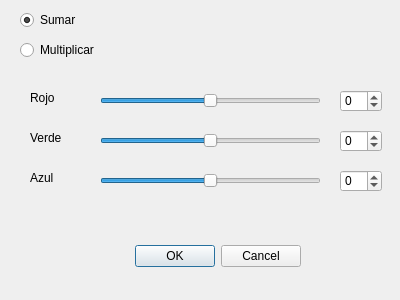
AntonioMrtz/PhotoshopIG, file QFotoPaint5/ajuste_rojo_verde_azul.ui: the form before one commit.
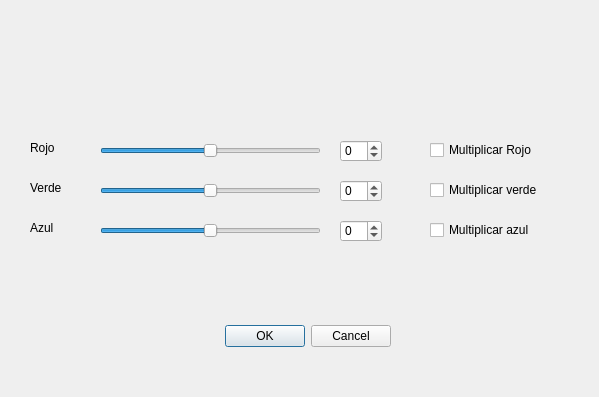
The form after the commit.

Commit message: ajuste verde_rojo_azul multiplicar/sumar para cada canal

```diff
--- a/QFotoPaint5/ajuste_rojo_verde_azul.ui
+++ b/QFotoPaint5/ajuste_rojo_verde_azul.ui
@@ -6,8 +6,8 @@
    <rect>
     <x>0</x>
     <y>0</y>
-    <width>400</width>
-    <height>300</height>
+    <width>599</width>
+    <height>397</height>
    </rect>
   </property>
   <property name="windowTitle">
@@ -16,8 +16,8 @@
   <widget class="QDialogButtonBox" name="buttonBox">
    <property name="geometry">
     <rect>
-     <x>-40</x>
-     <y>240</y>
+     <x>50</x>
+     <y>320</y>
      <width>341</width>
      <height>32</height>
     </rect>
@@ -29,43 +29,11 @@
     <set>QDialogButtonBox::Cancel|QDialogButtonBox::Ok</set>
    </property>
   </widget>
-  <widget class="QRadioButton" name="radioButton">
-   <property name="enabled">
-    <bool>true</bool>
-   </property>
-   <property name="geometry">
-    <rect>
-     <x>20</x>
-     <y>10</y>
-     <width>95</width>
-     <height>20</height>
-    </rect>
-   </property>
-   <property name="text">
-    <string>Sumar</string>
-   </property>
-   <property name="checked">
-    <bool>true</bool>
-   </property>
-  </widget>
-  <widget class="QRadioButton" name="radioButton_2">
-   <property name="geometry">
-    <rect>
-     <x>20</x>
-     <y>40</y>
-     <width>95</width>
-     <height>20</height>
-    </rect>
-   </property>
-   <property name="text">
-    <string>Multiplicar</string>
-   </property>
-  </widget>
   <widget class="QSlider" name="horizontalSlider">
    <property name="geometry">
     <rect>
      <x>100</x>
-     <y>90</y>
+     <y>140</y>
      <width>221</width>
      <height>22</height>
     </rect>
@@ -84,7 +52,7 @@
    <property name="geometry">
     <rect>
      <x>100</x>
-     <y>130</y>
+     <y>180</y>
      <width>221</width>
      <height>22</height>
     </rect>
@@ -103,7 +71,7 @@
    <property name="geometry">
     <rect>
      <x>100</x>
-     <y>170</y>
+     <y>220</y>
      <width>221</width>
      <height>22</height>
     </rect>
@@ -122,7 +90,7 @@
    <property name="geometry">
     <rect>
      <x>30</x>
-     <y>90</y>
+     <y>140</y>
      <width>55</width>
      <height>16</height>
     </rect>
@@ -135,7 +103,7 @@
    <property name="geometry">
     <rect>
      <x>30</x>
-     <y>130</y>
+     <y>180</y>
      <width>55</width>
      <height>16</height>
     </rect>
@@ -148,7 +116,7 @@
    <property name="geometry">
     <rect>
      <x>30</x>
-     <y>170</y>
+     <y>220</y>
      <width>55</width>
      <height>16</height>
     </rect>
@@ -161,7 +129,7 @@
    <property name="geometry">
     <rect>
      <x>340</x>
-     <y>90</y>
+     <y>140</y>
      <width>42</width>
      <height>22</height>
     </rect>
@@ -177,7 +145,7 @@
    <property name="geometry">
     <rect>
      <x>340</x>
-     <y>130</y>
+     <y>180</y>
      <width>42</width>
      <height>22</height>
     </rect>
@@ -193,7 +161,7 @@
    <property name="geometry">
     <rect>
      <x>340</x>
-     <y>170</y>
+     <y>220</y>
      <width>42</width>
      <height>22</height>
     </rect>
@@ -205,6 +173,45 @@
     <number>255</number>
    </property>
   </widget>
+  <widget class="QCheckBox" name="checkBox">
+   <property name="geometry">
+    <rect>
+     <x>430</x>
+     <y>140</y>
+     <width>121</width>
+     <height>20</height>
+    </rect>
+   </property>
+   <property name="text">
+    <string>Multiplicar Rojo</string>
+   </property>
+  </widget>
+  <widget class="QCheckBox" name="checkBox_2">
+   <property name="geometry">
+    <rect>
+     <x>430</x>
+     <y>180</y>
+     <width>141</width>
+     <height>20</height>
+    </rect>
+   </property>
+   <property name="text">
+    <string>Multiplicar verde</string>
+   </property>
+  </widget>
+  <widget class="QCheckBox" name="checkBox_3">
+   <property name="geometry">
+    <rect>
+     <x>430</x>
+     <y>220</y>
+     <width>131</width>
+     <height>20</height>
+    </rect>
+   </property>
+   <property name="text">
+    <string>Multiplicar azul</string>
+   </property>
+  </widget>
  </widget>
  <resources/>
  <connections>
```
The commit also changes 21 other files.
